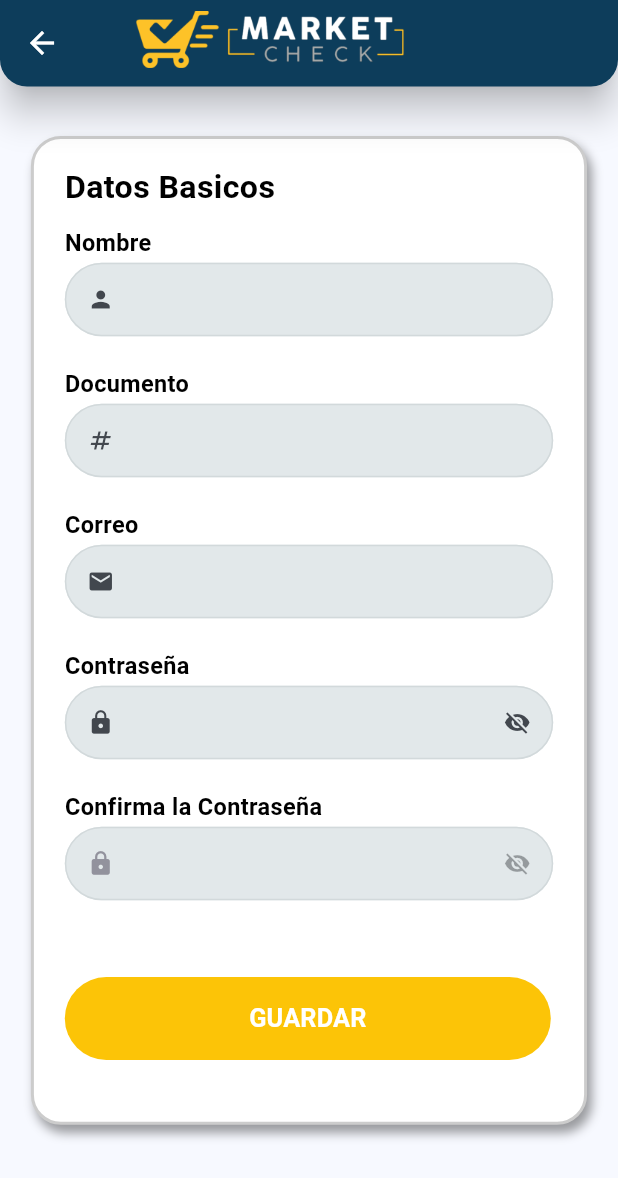
After one commit to Maximus113M/market_check_app, a Flutter app: the MainScreen screen opened by its route, item 4 of the bottom bar chosen, after a tap on "Cuenta", on a phone screen of 412 x 824 dp. The commit adds this screen. Shown: the top 1178 px of the screen. Run offline on Flutter 3.47's test engine with Material 3 defaults, Android fonts, the phone set to English and light mode, and no system bars; our stand-ins replace animate_do, another_flushbar, card_swiper, curved_navigation_bar, dartz, dio and 4 more; missing offline and left inert: flutter_barcode_scanner; accounts and stored records are empty; Roboto replaces fonts that are missing (CustomFont).

Commit message:
FEAT(profile and profile details): in process

```diff
--- a/market_check/lib/config/router/app_router.dart
+++ b/market_check/lib/config/router/app_router.dart
@@ -1,4 +1,5 @@
 import 'package:market_check/features/main_screen/presentation/screens/main_screen.dart';
+import 'package:market_check/features/profile/presentation/screens/profile_details_screen.dart';
 import 'package:market_check/features/screens.dart';
 import 'package:go_router/go_router.dart';
 import 'package:market_check/features/stores/presentation/screens/store/store_screen.dart';
@@ -82,5 +83,9 @@ final appRouter = GoRouter(
       path: "/scanner",
       builder: (context, state) => const ScannerScreen(),
     ),
+    GoRoute(
+      path: "/profile-details",
+      builder: (context, state) => const ProfileDetailsScreen(),
+    ),
   ],
 );
--- a/market_check/lib/config/shared/models/user.dart
+++ b/market_check/lib/config/shared/models/user.dart
@@ -1,7 +1,7 @@
 class User {
   final int? id;
   final String name;
-  final String? document;
+  final String document;
   final String email;
   final int rolId;
 
@@ -21,14 +21,14 @@ class User {
   factory User.fromJson(json, {bool isEncripted = false}) => User(
         id: isEncripted ? int.parse(json["id"]) : json["id"],
         name: json["name"],
-        document: json["documento"].toString(),
+        document: json["documento"] != null ? json["documento"].toString() : '',
         email: json["email"],
         rolId: json["rol_id"] ?? 4,
       );
 
   Map<String, dynamic> userToJson() => {
         if (id != null) "id": id,
-        if (document != null) "documento": document,
+        if (document.isNotEmpty) "documento": document,
         "name": name,
         "email": email,
         "rol_id": rolId
--- a/market_check/lib/config/shared/widgets/appbars/custom_appbar.dart
+++ b/market_check/lib/config/shared/widgets/appbars/custom_appbar.dart
@@ -39,15 +39,18 @@ class CustomAppBar extends StatelessWidget {
   }
 }
 
-AppBar customAppBar()=> AppBar(
+AppBar customAppBar({Widget? leading, bool isCartVisible = true}) => AppBar(
+      leading: leading,
       toolbarHeight: ScreenSize.absoluteHeight * 0.07,
       backgroundColor: AppColors.appPrimary,
       shape: const RoundedRectangleBorder(
         borderRadius: BorderRadius.only(
-          bottomLeft: Radius.circular(15),
-          bottomRight: Radius.circular(15),
+          bottomLeft: Radius.circular(18),
+          bottomRight: Radius.circular(18),
         ),
       ),
+      elevation: 10,
+      shadowColor: AppColors.text,
       centerTitle: true,
       title: Padding(
         padding: EdgeInsets.only(right: ScreenSize.width * 0.12, bottom: 5),
@@ -57,6 +60,7 @@ AppBar customAppBar()=> AppBar(
         ),
       ),
       actions: [
+        if (isCartVisible)
           IconButton(
             onPressed: () {},
             icon: const Icon(
--- a/market_check/lib/config/shared/widgets/text_form_fields/custom_text_form_field.dart
+++ b/market_check/lib/config/shared/widgets/text_form_fields/custom_text_form_field.dart
@@ -7,6 +7,7 @@ class CustomTextFormField extends StatelessWidget {
   final IconData? icon;
   final IconButton? suffixIcon;
   final bool isNumeric;
+  final bool isEnable;
   final TextEditingController? textController;
 
   final String? errorMessage;
@@ -25,6 +26,7 @@ class CustomTextFormField extends StatelessWidget {
     this.icon,
     this.suffixIcon,
     this.isNumeric = false,
+    this.isEnable = true,
     this.textController,
   });
 
@@ -34,10 +36,11 @@ class CustomTextFormField extends StatelessWidget {
     final border = OutlineInputBorder(
       borderRadius: BorderRadius.circular(40),
       borderSide: BorderSide(
-        color: AppColors.appMainInput.withOpacity(0.7),
+        color: AppColors.appMainInput.withOpacity(1),
       ),
     );
     return TextFormField(
+      enabled: isEnable,
       controller: textController,
       keyboardType: isNumeric ? TextInputType.number : null,
       style: TextStyle(height: ScreenSize.height * 0.001),
@@ -46,11 +49,14 @@ class CustomTextFormField extends StatelessWidget {
       decoration: InputDecoration(
         contentPadding:
             const EdgeInsets.symmetric(horizontal: 25, vertical: 18),
-        prefixIcon: icon != null ? Icon(icon) : null,
+        prefixIcon: icon != null
+            ? Icon(icon, color: isEnable ? null : AppColors.unfocused)
+            : null,
         suffixIcon: suffixIcon,
         filled: true,
-        fillColor: AppColors.appMainInput,
+        fillColor: AppColors.appMainInput2,
         enabledBorder: border,
+        disabledBorder: border,
         focusedBorder:
             border.copyWith(borderSide: BorderSide(color: colors.primary)),
         errorBorder:
--- a/market_check/lib/config/utils/constans/app_colors.dart
+++ b/market_check/lib/config/utils/constans/app_colors.dart
@@ -18,6 +18,7 @@ class AppColors {
   static const appSecondary = Color(0xFFfcc407);
   static const appGray = Color(0xFFb3b2b2);
   static const appMainInput = Color(0xFFD2D9DB);
+  static const appMainInput2 = Color.fromARGB(255, 226, 232, 234);
 
   static const text = Colors.black;
   static const textwhite = Colors.white;
--- a/market_check/lib/config/utils/constans/app_shadows.dart
+++ b/market_check/lib/config/utils/constans/app_shadows.dart
@@ -4,4 +4,7 @@ class AppShadows {
   static List<BoxShadow> mainShadow = [
     const BoxShadow(blurRadius: 5, color: Colors.black38, offset: Offset(3, 5))
   ];
+  static List<BoxShadow> profileShadow = [
+    const BoxShadow(blurRadius: 5, color: Colors.black38, offset: Offset(3, 5))
+  ];
 }
--- a/market_check/lib/features/main_screen/presentation/screens/widgets/bottom_navigation.dart
+++ b/market_check/lib/features/main_screen/presentation/screens/widgets/bottom_navigation.dart
@@ -1,5 +1,5 @@
 import 'package:flutter/material.dart';
-import 'package:market_check/config/utils/constans/app_colors.dart';
+import 'package:market_check/config/utils/utils.dart';
 import 'package:market_check/features/main_screen/presentation/providers/main_provider.dart';
 import 'package:provider/provider.dart';
 
@@ -12,16 +12,18 @@ class BottomMenu extends StatelessWidget {
   Widget build(BuildContext context) {
     //final mainProvider = Provider.of<MainProvider>(context);
     return Container(
-      margin: const EdgeInsets.symmetric(horizontal: 20, vertical: 20),
-      decoration: BoxDecoration(boxShadow: [
+      clipBehavior: Clip.hardEdge,
+      margin:
+          EdgeInsets.symmetric(horizontal: ScreenSize.absoluteHeight * 0.022)
+              .copyWith(bottom: 20),
+      decoration:
+          BoxDecoration(borderRadius: BorderRadius.circular(20), boxShadow: [
         BoxShadow(
           color: Colors.black.withOpacity(0.5),
           blurRadius: 25,
           offset: const Offset(8, 20),
         ),
       ]),
-      child: ClipRRect(
-        borderRadius: BorderRadius.circular(20),
       child: BottomNavigationBar(
           type: BottomNavigationBarType.fixed,
           backgroundColor: AppColors.appPrimary,
@@ -32,17 +34,23 @@ class BottomMenu extends StatelessWidget {
             context.read<MainProvider>().setCurrentIndex(index);
           },
           items: const [
-              /*BottomNavigationBarItem(
-                icon: Icon(Icons.home_filled),
-                label: 'inicio',
-              ),*/
             BottomNavigationBarItem(
-                  icon: Icon(Icons.store), label: 'Tiendas'),
-              BottomNavigationBarItem(icon: Icon(Icons.list), label: 'Listas'),
+              icon: Icon(Icons.store),
+              label: 'Tiendas',
+            ),
             BottomNavigationBarItem(
-                  icon: Icon(Icons.person), label: 'Mi cuenta'),
+              icon: Icon(Icons.list),
+              label: 'Listas',
+            ),
+            BottomNavigationBarItem(
+              icon: Icon(Icons.shopping_bag),
+              label: 'Compras',
+            ),
+            BottomNavigationBarItem(
+              icon: Icon(Icons.person),
+              label: 'Mi cuenta',
+            ),
           ]),
-      ),
     );
   }
 }
--- /dev/null
+++ b/market_check/lib/features/profile/presentation/screens/profile_details_screen.dart
@@ -0,0 +1,32 @@
+import 'package:flutter/material.dart';
+
+import 'package:market_check/config/utils/utils.dart';
+import 'package:market_check/config/shared/widgets/shared_widgets.dart';
+import 'package:market_check/features/profile/presentation/providers/profile_provider.dart';
+import 'package:market_check/features/profile/presentation/widgets/profile_details_body_screen.dart';
+
+import 'package:provider/provider.dart';
+import 'package:go_router/go_router.dart';
+
+class ProfileDetailsScreen extends StatelessWidget {
+  const ProfileDetailsScreen({super.key});
+
+  @override
+  Widget build(BuildContext context) {
+    return Scaffold(
+      appBar: customAppBar(
+        isCartVisible: false,
+        leading: IconButton(
+          onPressed: () => context.pop(),
+          icon: const Icon(
+            Icons.arrow_back,
+            color: AppColors.white,
+          ),
+        ),
+      ),
+      body: ProfileDetailsBodyScreen(
+        profileProvider: Provider.of<ProfileProvider>(context),
+      ),
+    );
+  }
+}
--- /dev/null
+++ b/market_check/lib/features/profile/presentation/widgets/profile_body_screen.dart
@@ -0,0 +1,97 @@
+import 'package:flutter/material.dart';
+
+import 'package:market_check/config/utils/utils.dart';
+import 'package:market_check/config/services/auth/auth_service.dart';
+import 'package:market_check/config/utils/constans/app_shadows.dart';
+import 'package:market_check/features/profile/presentation/providers/profile_provider.dart';
+import 'package:market_check/features/profile/presentation/widgets/profile_cards.dart';
+import 'package:market_check/features/profile/presentation/widgets/profile_image.dart';
+
+import 'package:go_router/go_router.dart';
+
+class ProfileBodyScreen extends StatelessWidget {
+  final ProfileProvider profileProvider;
+
+  const ProfileBodyScreen({super.key, required this.profileProvider});
+
+  @override
+  Widget build(BuildContext context) {
+    return Column(
+      crossAxisAlignment: CrossAxisAlignment.center,
+      children: [
+        /* SizedBox(
+            height: ScreenSize.absoluteHeight * 0.01,
+          ),*/
+        const ProfileImage(),
+        Text(
+          AuthService.user!.name,
+          style: FontStyles.subtitle1(AppColors.text),
+        ),
+        Text(
+          AuthService.user!.email,
+          style: FontStyles.body1(AppColors.unfocused),
+        ),
+        Padding(
+          padding: EdgeInsets.symmetric(
+            horizontal: ScreenSize.width * 0.035,
+            vertical: ScreenSize.absoluteHeight * 0.009,
+          ),
+          child: SizedBox(
+            height: ScreenSize.absoluteHeight * 0.22,
+            child: ListView.builder(
+              scrollDirection: Axis.horizontal,
+              itemCount: profileProvider.menuCards.length,
+              itemBuilder: (context, index) => ProfileCards(
+                  title: profileProvider.menuCards[index].title,
+                  imagePath: profileProvider.menuCards[index].imagePath,
+                  isSelected: profileProvider.selectedIndex == index),
+            ),
+          ),
+        ),
+        profileListTile(
+          'Cuenta',
+          'Actualiza tus datos basicos de contacto.',
+          onTap: () => context.push('/profile-details'),
+        ),
+        profileListTile('Cerrar Sesion', 'Esperamos verte pronto de nuevo! :)',
+            onTap: () {}, icon: Icons.logout),
+        profileListTile(
+            'Eliminar Cuenta', 'Elimina tu cuenta y los datos relacionados.',
+            onTap: () {}, icon: Icons.person_off),
+      ],
+    );
+  }
+
+  Container profileListTile(String title, String subtitle,
+      {required Function() onTap, IconData? icon}) {
+    return Container(
+      height: ScreenSize.absoluteHeight * 0.095,
+      width: ScreenSize.width * 0.92,
+      margin:
+          EdgeInsets.symmetric(vertical: ScreenSize.absoluteHeight * 0.0065),
+      decoration: BoxDecoration(
+        border: Border.all(color: AppColors.disabled),
+        borderRadius: BorderRadius.circular(15),
+        boxShadow: AppShadows.profileShadow,
+        color: AppColors.white.withOpacity(0.95),
+      ),
+      child: Column(
+        crossAxisAlignment: CrossAxisAlignment.start,
+        children: [
+          ListTile(
+            onTap: () => onTap(),
+            trailing: Icon(
+              icon ?? Icons.arrow_circle_right_outlined,
+              color: AppColors.appSecondary,
+            ),
+            title: Text(
+              title,
+              style: FontStyles.subtitle1(AppColors.text),
+            ),
+            subtitle: Text(subtitle),
+          ),
+        ],
+      ),
+    );
+  }
+}
--- a/market_check/lib/features/profile/presentation/widgets/profile_cards.dart
+++ b/market_check/lib/features/profile/presentation/widgets/profile_cards.dart
@@ -1,4 +1,5 @@
 import 'package:flutter/material.dart';
+
 import 'package:market_check/config/utils/utils.dart';
 import 'package:market_check/config/utils/constans/app_shadows.dart';
 
@@ -17,21 +18,21 @@ class ProfileCards extends StatelessWidget {
   @override
   Widget build(BuildContext context) {
     return Padding(
-      padding: const EdgeInsets.all(3),
+      padding: const EdgeInsets.all(4),
       child: Stack(
         alignment: Alignment.center,
         children: [
           Container(
             decoration: BoxDecoration(
-              boxShadow: AppShadows.mainShadow,
+              boxShadow: AppShadows.profileShadow,
               borderRadius: BorderRadius.circular(10),
               color: AppColors.white,
             ),
             child: ClipRRect(
               borderRadius: BorderRadiusDirectional.circular(10),
               child: FadeInImage(
-                height: ScreenSize.absoluteHeight * 0.18,
-                width: ScreenSize.width * 0.3,
+                height: ScreenSize.absoluteHeight * 0.2,
+                width: ScreenSize.width * 0.29,
                 fit: BoxFit.cover,
                 image: AssetImage(
                   imagePath,
@@ -39,16 +40,16 @@ class ProfileCards extends StatelessWidget {
                 placeholder: const AssetImage(AppAssets.loadingImage),
                 imageErrorBuilder: (context, error, stackTrace) => Image.asset(
                   AppAssets.loadingImage,
-                  height: ScreenSize.absoluteHeight * 0.18,
-                  width: ScreenSize.width * 0.3,
+                  height: ScreenSize.absoluteHeight * 0.2,
+                  width: ScreenSize.width * 0.29,
                   fit: BoxFit.cover,
                 ),
               ),
             ),
           ),
           Container(
-            height: ScreenSize.absoluteHeight * 0.18,
-            width: ScreenSize.width * 0.3,
+            height: ScreenSize.absoluteHeight * 0.22,
+            width: ScreenSize.width * 0.29,
             decoration: BoxDecoration(
               borderRadius: BorderRadius.circular(10),
               gradient: LinearGradient(
@@ -61,7 +62,7 @@ class ProfileCards extends StatelessWidget {
           Positioned(
             bottom: 10,
             child: SizedBox(
-              width: ScreenSize.width * 0.3,
+              width: ScreenSize.width * 0.29,
               child: Text(
                 title,
                 style: FontStyles.bodyBold0(AppColors.white),
--- /dev/null
+++ b/market_check/lib/features/profile/presentation/widgets/profile_details_body_screen.dart
@@ -0,0 +1,233 @@
+import 'package:flutter/material.dart';
+import 'package:market_check/config/utils/constans/in_app_notification.dart';
+
+import 'package:market_check/config/utils/utils.dart';
+import 'package:market_check/config/services/auth/auth_service.dart';
+import 'package:market_check/config/utils/constans/app_shadows.dart';
+import 'package:market_check/config/shared/widgets/shared_widgets.dart';
+import 'package:market_check/features/profile/presentation/providers/profile_provider.dart';
+
+class ProfileDetailsBodyScreen extends StatefulWidget {
+  final ProfileProvider profileProvider;
+
+  const ProfileDetailsBodyScreen({super.key, required this.profileProvider});
+
+  @override
+  State<ProfileDetailsBodyScreen> createState() =>
+      _ProfileDetailsBodyScreenState();
+}
+
+class _ProfileDetailsBodyScreenState extends State<ProfileDetailsBodyScreen> {
+  TextEditingController nameController = TextEditingController();
+  TextEditingController documentController = TextEditingController();
+  TextEditingController emailController = TextEditingController();
+  String password = '';
+  String confirmPassword = '';
+  bool isPasswordVisible = false;
+  bool isConfirmPasswordVisible = false;
+  bool isValidPassword = false;
+
+  void onChangePassword(String value) {
+    password = value;
+    if (password.isNotEmpty && password.length >= 6) {
+      isValidPassword = true;
+      setState(() {});
+      return;
+    }
+    isValidPassword = false;
+    setState(() {});
+  }
+
+  void togglePasswordVisibility() {
+    isPasswordVisible = !isPasswordVisible;
+    setState(() {});
+  }
+
+  void toggleConfirmPasswordVisibility() {
+    isConfirmPasswordVisible = !isConfirmPasswordVisible;
+    setState(() {});
+  }
+
+  void validateFields() {
+    if (nameController.text.trim().isEmpty ||
+        emailController.text.trim().isEmpty ||
+        documentController.text.trim().isEmpty) {
+      InAppNotification.showAppNotification(
+        context: context,
+        title: 'Campos incompletos!',
+        message: 'Debes completar todos los campos.',
+        type: NotificationType.warning,
+      );
+      return;
+    }
+    if (documentController.text.contains('-') ||
+        documentController.text.contains(',') ||
+        documentController.text.contains('.')) {
+      InAppNotification.showAppNotification(
+        context: context,
+        title: 'Datos invalidos!',
+        message: 'El documento no debe contener signos de puntuación',
+        type: NotificationType.warning,
+      );
+      return;
+    }
+    if (password.isEmpty || password != confirmPassword) {
+      InAppNotification.showAppNotification(
+        context: context,
+        title: 'Contraseña Inválida!',
+        message:
+            'La contraseña debe ser de 5 o más caracteres y debe coincidir.',
+        type: NotificationType.warning,
+      );
+      return;
+    }
+    InAppNotification.showAppNotification(
+      context: context,
+      title: 'Datos Actualizados!',
+      message: 'Tu información ha sido actualizada exitosamente.',
+      type: NotificationType.success,
+    );
+  }
+
+  @override
+  void initState() {
+    super.initState();
+    nameController.text = AuthService.user!.name;
+    documentController.text = AuthService.user!.document;
+    emailController.text = AuthService.user!.email;
+  }
+
+  @override
+  void dispose() {
+    nameController.dispose();
+    documentController.dispose();
+    emailController.dispose();
+    super.dispose();
+  }
+
+  @override
+  Widget build(BuildContext context) {
+    return SingleChildScrollView(
+      child: Column(
+        children: [
+          Container(
+            margin: EdgeInsets.symmetric(
+              horizontal: ScreenSize.width * 0.05,
+              vertical: ScreenSize.absoluteHeight * 0.04,
+            ),
+            padding: EdgeInsets.symmetric(
+              horizontal: ScreenSize.width * 0.05,
+              vertical: ScreenSize.absoluteHeight * 0.02,
+            ).copyWith(bottom: ScreenSize.absoluteHeight * 0.05),
+            decoration: BoxDecoration(
+              border: Border.all(color: AppColors.disabled, width: 2),
+              borderRadius: BorderRadius.circular(20),
+              boxShadow: AppShadows.profileShadow,
+              color: AppColors.white,
+            ),
+            child: Column(
+              mainAxisSize: MainAxisSize.min,
+              crossAxisAlignment: CrossAxisAlignment.start,
+              children: [
+                Text(
+                  'Datos Basicos',
+                  style: FontStyles.subtitle0(AppColors.text),
+                ),
+                formTitle(
+                  title: 'Nombre',
+                  controller: nameController,
+                  icon: Icons.person,
+                  onChange: (p0) => nameController.text = p0,
+                ),
+                formTitle(
+                  title: 'Documento',
+                  controller: documentController,
+                  icon: Icons.numbers,
+                  isNumeric: true,
+                  onChange: (p0) => documentController.text = p0,
+                ),
+                formTitle(
+                  title: 'Correo',
+                  controller: emailController,
+                  icon: Icons.mail,
+                  onChange: (p0) => emailController.text = p0,
+                ),
+                formTitle(
+                  title: 'Contraseña',
+                  isObscure: isPasswordVisible,
+                  icon: Icons.lock,
+                  onChange: (p0) => onChangePassword(p0),
+                  showPassword: IconButton(
+                    onPressed: () => togglePasswordVisibility(),
+                    icon: Icon(isPasswordVisible
+                        ? Icons.visibility
+                        : Icons.visibility_off),
+                  ),
+                ),
+                formTitle(
+                  title: 'Confirma la Contraseña',
+                  isObscure: isConfirmPasswordVisible,
+                  isEnable: isValidPassword,
+                  icon: Icons.lock,
+                  onChange: (p0) => confirmPassword = p0,
+                  showPassword: IconButton(
+                    onPressed: () => toggleConfirmPasswordVisibility(),
+                    icon: Icon(isPasswordVisible
+                        ? Icons.visibility
+                        : Icons.visibility_off),
+                  ),
+                ),
+                SizedBox(
+                  height: ScreenSize.absoluteHeight * 0.05,
+                ),
+                FilledCustomButton(
+                  text: 'GUARDAR',
+                  verticalSize: ScreenSize.absoluteHeight * 0.019,
+                  horizontalSize: ScreenSize.width * 0.24,
+                  bgColor: AppColors.appSecondary,
+                  action: () => validateFields(),
+                )
+              ],
+            ),
+          ),
+        ],
+      ),
+    );
+  }
+
+  Padding formTitle({
+    required String title,
+    required Function(String) onChange,
+    required IconData icon,
+    TextEditingController? controller,
+    bool isNumeric = false,
+    bool isEnable = true,
+    bool isObscure = false,
+    IconButton? showPassword,
+  }) {
+    return Padding(
+      padding: const EdgeInsets.symmetric(vertical: 10),
+      child: Column(
+        crossAxisAlignment: CrossAxisAlignment.start,
+        children: [
+          Text(
+            title,
+            style: FontStyles.bodyBold1(AppColors.text),
+          ),
+          const SizedBox(
+            height: 3,
+          ),
+          CustomTextFormField(
+            textController: controller,
+            obscureText: isObscure,
+            isEnable: isEnable,
+            isNumeric: isNumeric,
+            icon: icon,
+            onChange: (p0) => onChange(p0),
+            suffixIcon: showPassword,
+          ),
+        ],
+      ),
+    );
+  }
+}
--- a/market_check/lib/features/profile/presentation/widgets/profile_image.dart
+++ b/market_check/lib/features/profile/presentation/widgets/profile_image.dart
@@ -1,4 +1,5 @@
 import 'package:flutter/material.dart';
+
 import 'package:market_check/config/utils/utils.dart';
 
 class ProfileImage extends StatelessWidget {
@@ -11,26 +12,23 @@ class ProfileImage extends StatelessWidget {
       child: Stack(
         alignment: Alignment.center,
         children: [
-          Container(
-            margin: EdgeInsets.only(top: ScreenSize.absoluteHeight * 0.02),
-            /* decoration: BoxDecoration(
-              shape: BoxShape.circle,
-              border: Border.all(color: AppColors.disabled, width: 1),
-            ),*/
+          Padding(
+            padding: EdgeInsets.only(
+                top: ScreenSize.absoluteHeight * 0.03, bottom: 3),
             child: CircleAvatar(
               radius: ScreenSize.absoluteHeight * 0.08,
               backgroundImage: const AssetImage(AppAssets.avatar),
             ),
           ),
           Positioned(
-            top: ScreenSize.absoluteHeight * 0.006,
+            top: ScreenSize.absoluteHeight * 0.012,
             right: ScreenSize.width * 0.31,
             child: IconButton(
               onPressed: () {},
               icon: Icon(
-                Icons.add_a_photo,
+                Icons.edit_square,
                 color: AppColors.appSecondary,
-                size: ScreenSize.absoluteHeight * 0.035,
+                size: ScreenSize.absoluteHeight * 0.032,
               ),
             ),
           )
```
Also changed, not shown: market_check/lib/features/main_screen/presentation/providers/main_provider.dart (+4 -6 lines), market_check/lib/features/pending_purchases/presentation/screens/pending_purchases_screen.dart (+6 -23 lines), market_check/lib/features/profile/presentation/providers/profile_provider.dart (+5 -5 lines), market_check/lib/features/profile/presentation/screens/profile_screen.dart (+6 -36 lines). Lines whose indentation alone changed are shown as unchanged.
